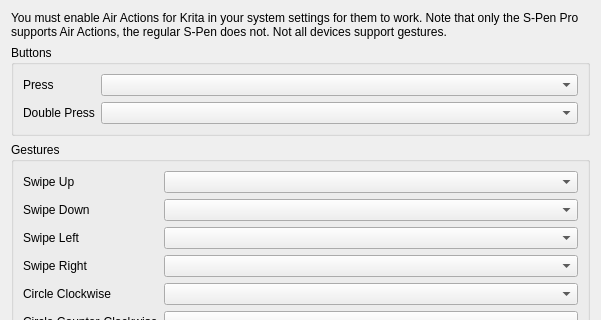
The window that plugins/extensions/spensettings/wdg_spensettings.ui (Sudo-DNF/Koma-Paint) describes before a commit, drawn with Qt 5; both pictures show x 0 to 601 and y 0 to 320 of the 601 by 488 pixel window.
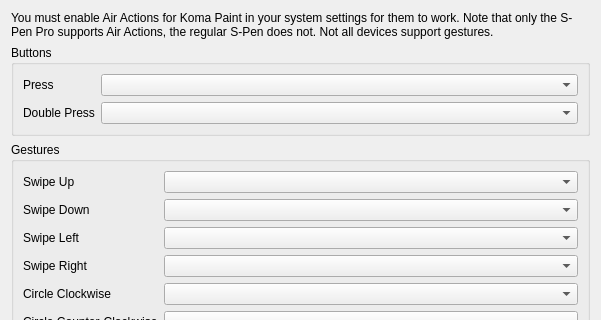
The same window after the commit.

Commit message: feat(branding): rebrand application as Koma Paint

```diff
--- a/plugins/extensions/spensettings/wdg_spensettings.ui
+++ b/plugins/extensions/spensettings/wdg_spensettings.ui
@@ -24,7 +24,7 @@
    <item>
     <widget class="QLabel" name="label_9">
      <property name="text">
-      <string>You must enable Air Actions for Krita in your system settings for them to work. Note that only the S-Pen Pro supports Air Actions, the regular S-Pen does not. Not all devices support gestures.</string>
+      <string>You must enable Air Actions for Koma Paint in your system settings for them to work. Note that only the S-Pen Pro supports Air Actions, the regular S-Pen does not. Not all devices support gestures.</string>
      </property>
      <property name="wordWrap">
       <bool>true</bool>
```
The commit also changes 113 other files.
